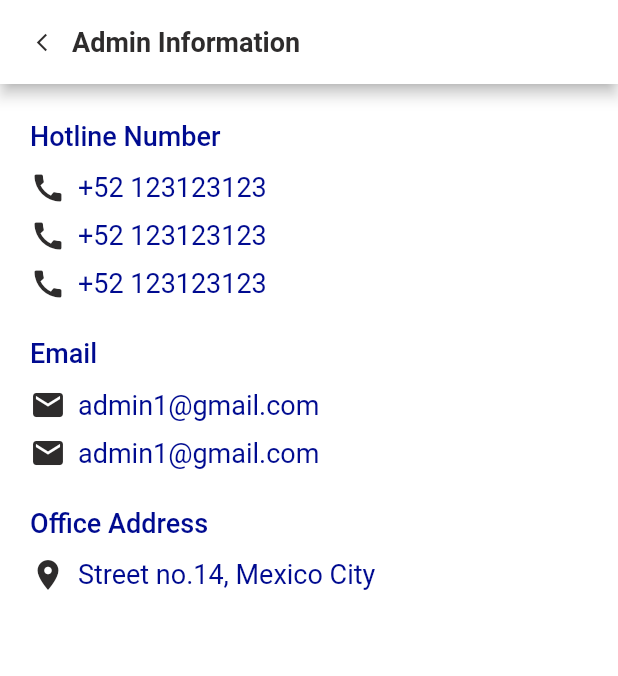
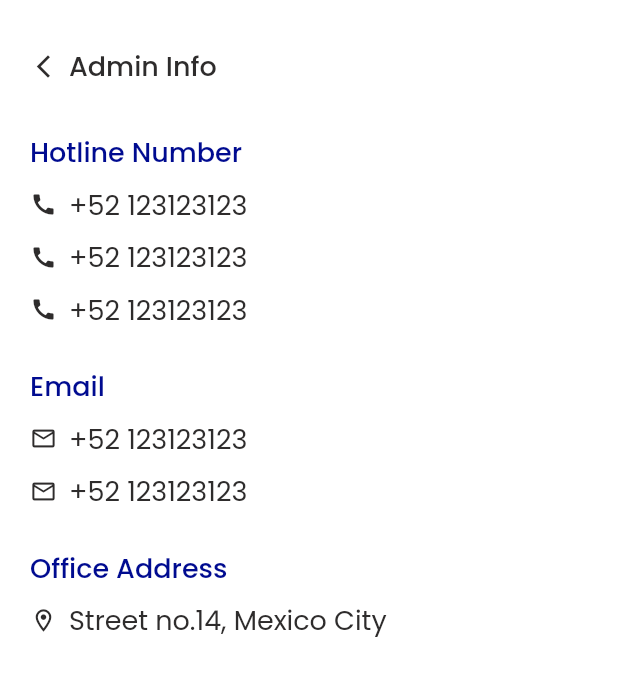
Before and after one commit to bdCalling-Sdt-hub/Renti-Host, a Flutter app: the AdminInfoScreen screen opened directly, on a phone screen of 412 x 824 dp. Shown: the top 676 px of the screen. Run offline on Flutter 3.47's test engine with Material 2 defaults, Android fonts, the phone set to English and light mode, and no system bars; our stand-ins replace dotted_border, dropdown_button2, flutter_rating_bar, flutter_slidable, flutter_svg, get and 4 more.

Commit message:
fix Admin Information Screens

```diff
--- a/lib/core/route/app_route.dart
+++ b/lib/core/route/app_route.dart
@@ -2,6 +2,7 @@ import 'package:get/get.dart';
 import 'package:renti_host/view/screens/%20home/home_screen.dart';
 import 'package:renti_host/view/screens/add_cars/add_car_screen/add_car_screen.dart';
 import 'package:renti_host/view/screens/add_cars/add_car_specification/add_car_specification_screen.dart';
+import 'package:renti_host/view/screens/admin_info/admin_info_screen.dart';
 import 'package:renti_host/view/screens/auth/forgot/forget_password/forgot_password_screen.dart';
 import 'package:renti_host/view/screens/auth/forgot/new_password/new_password.dart';
 import 'package:renti_host/view/screens/auth/forgot/otp/forgot_password_otp.dart';
@@ -62,6 +63,7 @@ class AppRoute {
   static const String endTripReviewScreen = "/end_trip_review_screen";
   static const String userListScreen = "/user_list_screen";
   static const String rentListScreen = "/rent_list_screen";
+  static const String adminInfoScreen = "/admin_info_screen";
 
   //Rent Request and Inner Screens Path Strings
   static const String rentScreen = "/user_request_screen";
@@ -110,6 +112,7 @@ class AppRoute {
     GetPage(name: endTripScreen, page: ()=> const EndTripScreen()),
     GetPage(name: endTripReviewScreen, page: ()=> const EndTripReviewScreen()),
     GetPage(name: rentListScreen, page: ()=> const RentListScreen()),
+    GetPage(name: adminInfoScreen, page: ()=> const AdminInfoScreen()),
 
     //Rent Request and Inner Screens
     GetPage(name: rentScreen, page: ()=> const UserRequestScreen()),
--- a/lib/utils/app_static_strings.dart
+++ b/lib/utils/app_static_strings.dart
@@ -224,6 +224,10 @@ class AppStaticStrings {
   static const String name1 = "Name";
   static const String save = "Save";
 
+  //Admin Information Screen All Strings
+  static const String hotlineNumber = 'Hotline Number';
+  static const String officeAddress = 'Office Address';
+
   //Start Trip Screen All Strings
   static const String carDealInformation = "Car Deal Information";
   static const String rentalInformation = "Rental Information";
--- a/lib/view/screens/admin_info/admin_info_screen.dart
+++ b/lib/view/screens/admin_info/admin_info_screen.dart
@@ -1,4 +1,9 @@
 import 'package:flutter/material.dart';
+import 'package:renti_host/utils/app_colors.dart';
+import 'package:renti_host/utils/app_static_strings.dart';
+import 'package:renti_host/view/widgets/appbar/custom_appbar.dart';
+import 'package:renti_host/view/widgets/back/custom_back.dart';
+import 'package:renti_host/view/widgets/text/custom_text.dart';
 
 class AdminInfoScreen extends StatefulWidget {
   const AdminInfoScreen({super.key});
@@ -10,151 +15,103 @@ class AdminInfoScreen extends StatefulWidget {
 class _AdminInfoScreenState extends State<AdminInfoScreen> {
   @override
   Widget build(BuildContext context) {
-    return SafeArea(child:
-        Scaffold(
-          backgroundColor: Color(0xFFFFFFFF),
-          appBar: AppBar(
-            titleSpacing: -8,
-            leading: IconButton(
-              onPressed: () {
-
-              },
-              icon: const Icon(
-                Icons.arrow_back_ios_new_outlined,
-                size: 14,
+    return SafeArea(
+      top: true,
+      child: Scaffold(
+        backgroundColor: AppColors.whiteLight,
+        appBar: const CustomAppBar(
+          appBarContent: CustomBack(
+              text: AppStaticStrings.adminInfo, color: AppColors.blackNormal),
         ),
-              color: const Color(0xff2E2C2C),
-            ),
-            automaticallyImplyLeading: false,
-            backgroundColor: const Color(0xFFFFFFFF),
-            title: const Text(
-              'Admin Information',
-              style: TextStyle(
-                  color: Color(0xFF2E2C2C),
-                  fontSize: 18,
-                  fontWeight: FontWeight.w600),
-            ),
-          ),
-          body:  LayoutBuilder(
+        body: LayoutBuilder(
           builder: (BuildContext context, BoxConstraints constraints) =>
               const SingleChildScrollView(
-                    child: Padding(
-                      padding:  EdgeInsets.only(
-                          left: 20, right: 20, bottom: 24,top: 24),
-                      child:Column(
+            padding: EdgeInsets.symmetric(horizontal: 20, vertical: 24),
+            child: Column(
               crossAxisAlignment: CrossAxisAlignment.start,
               children: [
-                           Text(
-                            'Hotline Number',
-                            style: TextStyle(
-                                color: Color(0xFF000B90),
+                CustomText(
+                    text: AppStaticStrings.hotlineNumber,
                     fontSize: 18,
-                                fontWeight: FontWeight.w500),
+                    fontWeight: FontWeight.w500,
+                    color: AppColors.blueNormal,
+                    bottom: 8),
+                Row(
+                  crossAxisAlignment: CrossAxisAlignment.center,
+                  mainAxisAlignment: MainAxisAlignment.start,
+                  children: [
+                    Icon(Icons.call, color: AppColors.blackNormal, size: 18),
+                    CustomText(text: '+52 123123123', fontSize: 18, left: 8),
+                  ],
                 ),
-                          SizedBox(height: 12,),
+                SizedBox(height: 8),
                 Row(
+                  crossAxisAlignment: CrossAxisAlignment.center,
+                  mainAxisAlignment: MainAxisAlignment.start,
                   children: [
-                              Icon(Icons.call,color: Color(0xff2E2C2C),),
-                              SizedBox(width: 8,),
-                              Text(
-                                '+52 123123123',
-                                style: TextStyle(
-                                    color: Color(0xFF000B90),
+                    Icon(Icons.call, color: AppColors.blackNormal, size: 18),
+                    CustomText(text: '+52 123123123', fontSize: 18, left: 8),
+                  ],
+                ),
+                SizedBox(height: 8),
+                Row(
+                  crossAxisAlignment: CrossAxisAlignment.center,
+                  mainAxisAlignment: MainAxisAlignment.start,
+                  children: [
+                    Icon(Icons.call, color: AppColors.blackNormal, size: 18),
+                    CustomText(text: '+52 123123123', fontSize: 18, left: 8),
+                  ],
+                ),
+                SizedBox(height: 24),
+                CustomText(
+                    text: AppStaticStrings.email,
                     fontSize: 18,
-                                    fontWeight: FontWeight.w400),
+                    fontWeight: FontWeight.w500,
+                    color: AppColors.blueNormal,
+                    bottom: 8),
+                Row(
+                  crossAxisAlignment: CrossAxisAlignment.center,
+                  mainAxisAlignment: MainAxisAlignment.start,
+                  children: [
+                    Icon(Icons.email_outlined,
+                        color: AppColors.blackNormal, size: 18),
+                    CustomText(text: '+52 123123123', fontSize: 18, left: 8),
+                  ],
+                ),
+                SizedBox(height: 8),
+                Row(
+                  crossAxisAlignment: CrossAxisAlignment.center,
+                  mainAxisAlignment: MainAxisAlignment.start,
+                  children: [
+                    Icon(Icons.email_outlined,
+                        color: AppColors.blackNormal, size: 18),
+                    CustomText(text: '+52 123123123', fontSize: 18, left: 8),
+                  ],
+                ),
+                SizedBox(height: 24),
+                CustomText(
+                    text: AppStaticStrings.officeAddress,
+                    fontSize: 18,
+                    fontWeight: FontWeight.w500,
+                    color: AppColors.blueNormal,
+                    bottom: 8),
+                Row(
+                  crossAxisAlignment: CrossAxisAlignment.center,
+                  mainAxisAlignment: MainAxisAlignment.start,
+                  children: [
+                    Icon(Icons.location_on_outlined,
+                        color: AppColors.blackNormal, size: 18),
+                    CustomText(
+                        text: 'Street no.14, Mexico City',
+                        fontSize: 18,
+                        left: 8),
+                  ],
                 ),
               ],
             ),
-                          SizedBox(height: 8,),
-                          Row(
-                            children: [
-                              Icon(Icons.call,color: Color(0xff2E2C2C),),
-                              SizedBox(width: 8,),
-                              Text(
-                                '+52 123123123',
-                                style: TextStyle(
-                                    color: Color(0xFF000B90),
-                                    fontSize: 18,
-                                    fontWeight: FontWeight.w400),
           ),
-                            ],
         ),
-                          SizedBox(height: 8,),
-                          Row(
-                            children: [
-                              Icon(Icons.call,color: Color(0xff2E2C2C),),
-                              SizedBox(width: 8,),
-                              Text(
-                                '+52 123123123',
-                                style: TextStyle(
-                                    color: Color(0xFF000B90),
-                                    fontSize: 18,
-                                    fontWeight: FontWeight.w400),
       ),
-                            ],
-                          ),
-                          SizedBox(height: 24,),
-                          Text(
-                            'Email',
-                            style: TextStyle(
-                                color: Color(0xFF000B90),
-                                fontSize: 18,
-                                fontWeight: FontWeight.w500),
-                          ),
-                          SizedBox(height: 12,),
-                          Row(
-                            children: [
-                              Icon(Icons.email,color: Color(0xff2E2C2C),),
-                              SizedBox(width: 8,),
-                              Text(
-                                'admin1@gmail.com',
-                                style: TextStyle(
-                                    color: Color(0xFF000B90),
-                                    fontSize: 18,
-                                    fontWeight: FontWeight.w400),
-                              ),
-                            ],
-                          ),
-                          SizedBox(height: 8,),
-                          Row(
-                            children: [
-                              Icon(Icons.email,color: Color(0xff2E2C2C),),
-                              SizedBox(width: 8,),
-                              Text(
-                                'admin1@gmail.com',
-                                style: TextStyle(
-                                    color: Color(0xFF000B90),
-                                    fontSize: 18,
-                                    fontWeight: FontWeight.w400),
-                              ),
-                            ],
-                          ),
-                          SizedBox(height: 24,),
-                          Text(
-                            'Office Address',
-                            style: TextStyle(
-                                color: Color(0xFF000B90),
-                                fontSize: 18,
-                                fontWeight: FontWeight.w500),
-                          ),
-                          SizedBox(height: 12,),
-                          Row(
-                            children: [
-                              Icon(Icons.location_on,color: Color(0xff2E2C2C),),
-                              SizedBox(width: 8,),
-                              Text(
-                                'Street no.14, Mexico City',
-                                style: TextStyle(
-                                    color: Color(0xFF000B90),
-                                    fontSize: 18,
-                                    fontWeight: FontWeight.w400),
-                              ),
-                            ],
-                          ),
-                        ],
-                      )
-                    ),
-                  )),
-        ));
+    );
   }
 }
--- a/lib/view/screens/rent_list/rent_list_screen.dart
+++ b/lib/view/screens/rent_list/rent_list_screen.dart
@@ -66,16 +66,14 @@ class _RentListScreenState extends State<RentListScreen> {
         body: LayoutBuilder(
           builder: (context, constraint) {
             return SingleChildScrollView(
-              padding: const EdgeInsetsDirectional.symmetric(
-                  vertical: 24, horizontal: 20),
+              padding: const EdgeInsetsDirectional.symmetric(vertical: 24, horizontal: 20),
               child: Column(
                 children: List.generate(
                   dataList.length,
                   (index) => GestureDetector(
                     onTap: () => showDialog(
                       context: context,
-                      builder: (BuildContext context) =>
-                          const RentDetailsAlert(),
+                      builder: (BuildContext context) => const RentDetailsAlert(),
                     ),
                     child: Container(
                       padding: const EdgeInsetsDirectional.all(8),
--- a/lib/view/widgets/drawer/custom_drawer.dart
+++ b/lib/view/widgets/drawer/custom_drawer.dart
@@ -40,7 +40,7 @@ class _CustomDrawerState extends State<CustomDrawer> {
 
             //Add cars Section
             GestureDetector(
-              onTap: () => Get.toNamed(AppRoute.rentListScreen),
+              onTap: () => Get.toNamed(AppRoute.adminInfoScreen),
               child: Container(
                 width: double.maxFinite,
                 padding: const EdgeInsets.all(8),
@@ -51,7 +51,7 @@ class _CustomDrawerState extends State<CustomDrawer> {
                 ),
                 child: const Row(
                   children: [
-                    CustomImage(imageSrc: AppIcons.addCar,size: 18,),
+                    CustomImage(imageSrc: AppIcons.addCar,size: 18),
                     CustomText(text: AppStaticStrings.addCar,color: AppColors.whiteDarkHover,left: 8)
                   ],
                 ),
```
Lines whose indentation alone changed are shown as unchanged.
